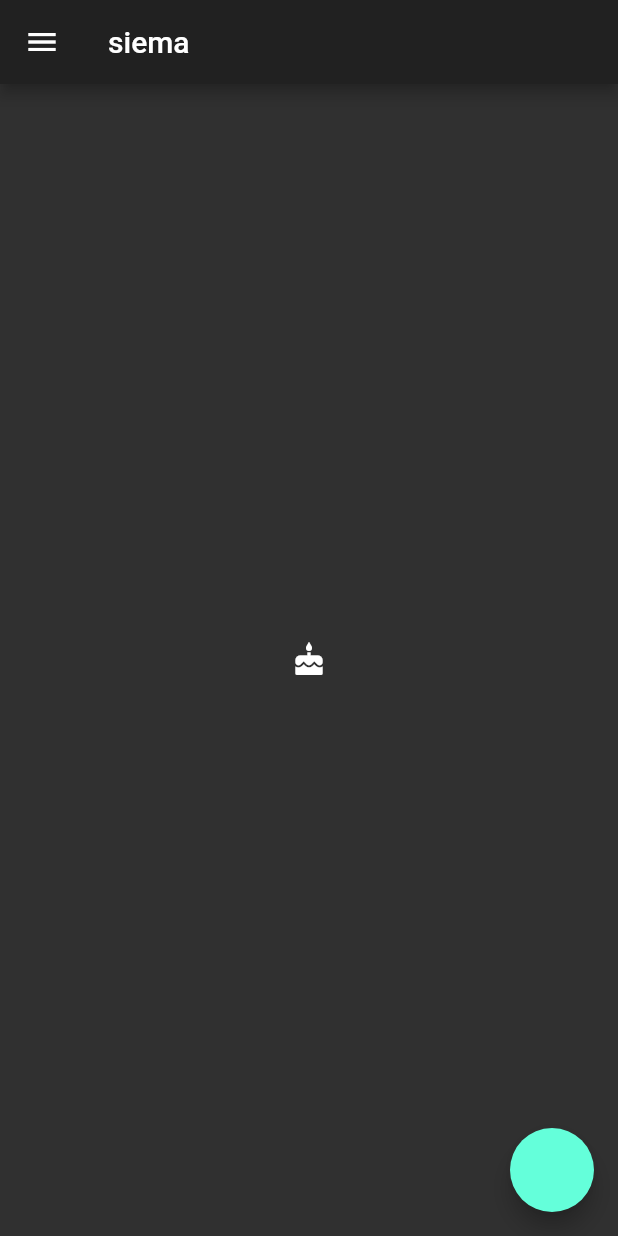
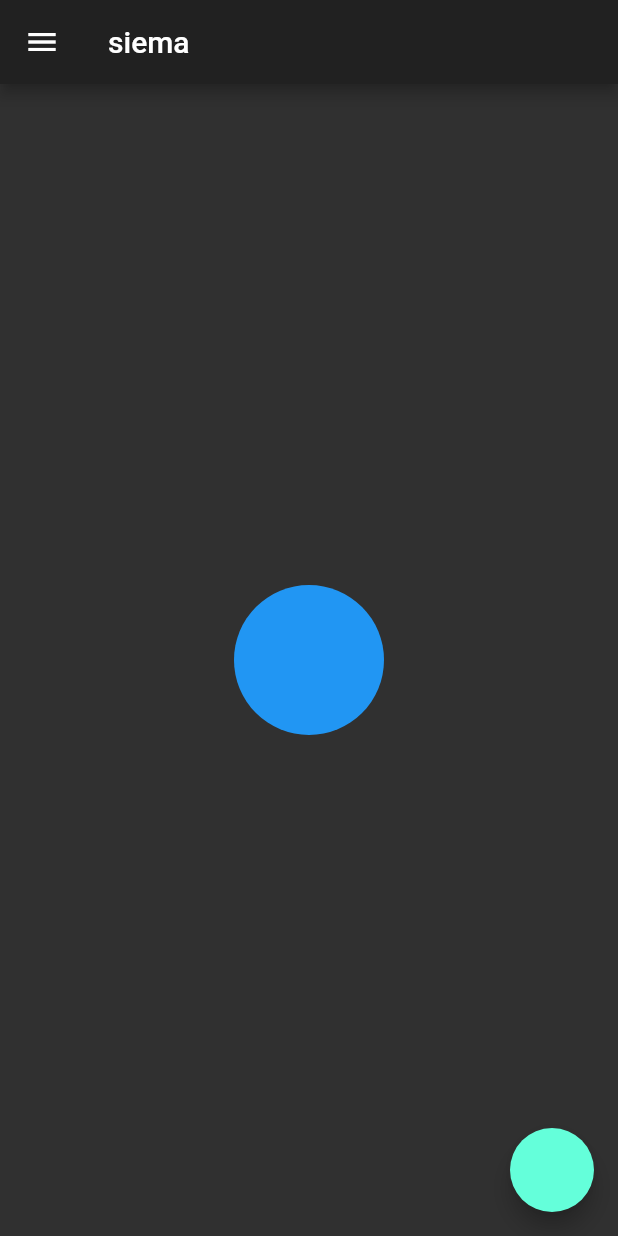
Before and after one commit to Czapelxd/flutter_test_app, a Flutter app: the screen it shows after launch, on a phone screen of 412 x 824 dp. Run offline on Flutter 3.47's test engine with Material 2 defaults, Android fonts, the phone set to English and light mode, and no system bars.

Commit message:
container and box decoration // shape

```diff
--- a/lib/main.dart
+++ b/lib/main.dart
@@ -16,9 +16,18 @@ class MyApp extends StatelessWidget {
           title: Text('siema'),
         ),
         body: Center(
-          child: Icon(Icons.cake),
+          child: Container(
+            width: 100,
+            height: 100,
+            decoration: BoxDecoration(
+              color: Colors.blue,
+              shape: BoxShape.circle,
+            ),
+          ),
         ),
-        floatingActionButton: FloatingActionButton(onPressed: () {},),
+        floatingActionButton: FloatingActionButton(
+          onPressed: () {},
+        ),
         drawer: Drawer(),
       ),
     );
```
